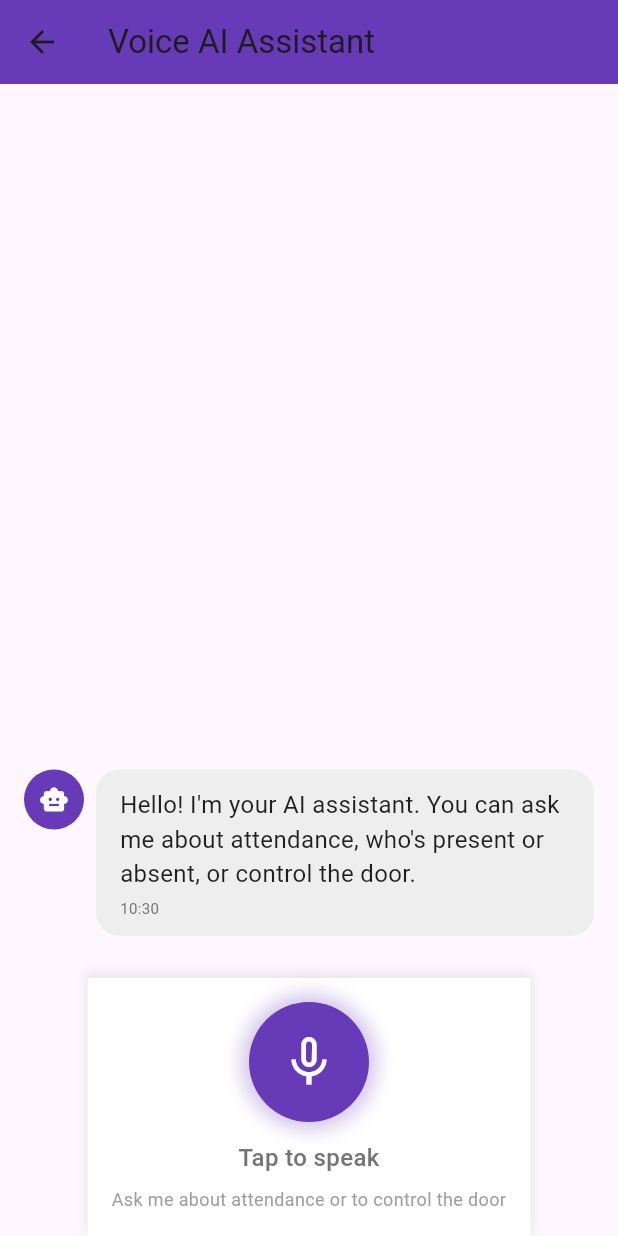
After one commit to Abdelwaheb-bhs/SmartRoom, a Flutter app: the screen it shows after launch, after a tap on "Voice Assistant", on a phone screen of 412 x 824 dp. The commit adds this screen. Run offline on Flutter 3.47's test engine with Material 3 defaults, Android fonts, the phone set to English and light mode, and no system bars; our stand-ins replace firebase_core, firebase_database, flutter_tts, speech_to_text; missing offline and left inert: onnxruntime; accounts and stored records are empty; network calls fail.

Commit message:
agent addition

```diff
--- a/lib/main.dart
+++ b/lib/main.dart
@@ -27,6 +27,7 @@ import 'dart:typed_data';
 import 'dart:math' as math;
 import 'package:flutter/material.dart';
 import 'package:flutter/services.dart';
+import 'package:homeassistant/voice_agent_screen.dart';
 import 'package:http/http.dart' as http;
 import 'package:firebase_core/firebase_core.dart';
 import 'package:firebase_database/firebase_database.dart';
@@ -499,6 +500,9 @@ class _HomeScreenState extends State<HomeScreen> {
   String _cameraUrl = '';
   bool _isCameraConnected = false;
   bool _isModelLoading = false;
+  final String _geminiApiKey = 'AIzaSyAAg-S8OofY0qvoS6TudUPN3u_m-VoK4fw';
+
+
   final TextEditingController _urlController = TextEditingController();
 
   @override
@@ -506,7 +510,61 @@ class _HomeScreenState extends State<HomeScreen> {
     super.initState();
     _initializeModels();
   }
+  Future<String> _callGeminiApi(String userQuery, String context) async {
+    if (_geminiApiKey.isEmpty || _geminiApiKey == 'YOUR_GEMINI_API_KEY_HERE') {
+      return 'Please add your Gemini API key in the code to use the AI assistant.';
+    }
 
+    print('Using Gemini API key: ${_geminiApiKey.substring(0, 10)}...');
+
+    final url = Uri.parse(
+      'https://generativelanguage.googleapis.com/v1beta/models/gemini-2.5-flash:generateContent?key=$_geminiApiKey'
+    );
+
+    final requestBody = {
+      'contents': [
+        {
+          'parts': [
+            {'text': 'Context:\n$context\n\nUser Question: $userQuery'}
+          ]
+        }
+      ],
+      'generationConfig': {
+        'temperature': 0.7,
+        'topK': 40,
+        'topP': 0.95,
+        'maxOutputTokens': 1024,
+      }
+    };
+
+    final response = await http.post(
+      url,
+      headers: {'Content-Type': 'application/json'},
+      body: jsonEncode(requestBody),
+    );
+
+    if (response.statusCode == 200) {
+      final data = jsonDecode(response.body);
+      final text = data['candidates'][0]['content']['parts'][0]['text'];
+      return text.toString().trim();
+    } else {
+      throw Exception('Gemini API error: ${response.statusCode} - ${response.body}');
+    }
+  }
+Future<void> _testGeminiApi() async {
+  print('Testing Gemini API...');
+  print('API Key length: ${_geminiApiKey.length}');
+  print('API Key starts with: ${_geminiApiKey.substring(0, 10)}');
+
+  try {
+    final response = await _callGeminiApi('Hello, test message', 'This is a test');
+    print('Response: $response');
+    _showMessage('Test successful: $response');
+  } catch (e) {
+    print('Test failed: $e');
+    _showMessage('Test failed: $e');
+  }
+}
   Future<void> _initializeModels() async {
     setState(() => _isModelLoading = true);
     try {
@@ -654,6 +712,26 @@ class _HomeScreenState extends State<HomeScreen> {
                     ),
                     enabled: true,
                   ),
+
+                  const SizedBox(height: 12),
+                  _buildActionButton(
+                  context,
+                  'Voice Assistant',
+                  Icons.mic,
+                  Colors.deepPurple,
+                  () => Navigator.push(
+                    context,
+                    MaterialPageRoute(
+                      builder: (context) => const VoiceAgentScreen(),
+                    ),
+                  ),
+                  enabled: true,
+                ),
+                const SizedBox(height: 12),
+                ElevatedButton(
+  onPressed: _testGeminiApi,
+  child: const Text('Test Gemini API'),
+),
                 ],
               ),
             ),
--- /dev/null
+++ b/lib/voice_agent_screen.dart
@@ -0,0 +1,560 @@
+import 'dart:convert';
+import 'package:flutter/material.dart';
+import 'package:firebase_database/firebase_database.dart';
+import 'package:http/http.dart' as http;
+import 'package:intl/intl.dart';
+import 'package:speech_to_text/speech_to_text.dart' as stt;
+import 'package:flutter_tts/flutter_tts.dart';
+
+class VoiceAgentScreen extends StatefulWidget {
+  const VoiceAgentScreen({Key? key}) : super(key: key);
+
+  @override
+  State<VoiceAgentScreen> createState() => _VoiceAgentScreenState();
+}
+
+class _VoiceAgentScreenState extends State<VoiceAgentScreen> {
+  final DatabaseReference _database = FirebaseDatabase.instance.ref();
+  final stt.SpeechToText _speech = stt.SpeechToText();
+  final FlutterTts _tts = FlutterTts();
+
+  bool _isListening = false;
+  bool _isProcessing = false;
+  String _transcribedText = '';
+  String _aiResponse = '';
+  List<ChatMessage> _chatHistory = [];
+
+  // Replace with your Gemini API key
+  final String _geminiApiKey = 'AIzaSyAAg-S8OofY0qvoS6TudUPN3u_m-VoK4fw';
+
+  @override
+  void initState() {
+    super.initState();
+    _initializeSpeech();
+    _initializeTts();
+    _addSystemMessage('Hello! I\'m your AI assistant. You can ask me about attendance, who\'s present or absent, or control the door.');
+  }
+
+  Future<void> _initializeSpeech() async {
+    bool available = await _speech.initialize(
+      onStatus: (status) {
+        if (status == 'done' || status == 'notListening') {
+          setState(() => _isListening = false);
+        }
+      },
+      onError: (error) {
+        print('Speech recognition error: $error');
+        setState(() => _isListening = false);
+        _showMessage('Speech recognition error: ${error.errorMsg}');
+      },
+    );
+
+    if (!available) {
+      _showMessage('Speech recognition not available on this device');
+    }
+  }
+
+  Future<void> _initializeTts() async {
+    await _tts.setLanguage('en-US');
+    await _tts.setSpeechRate(0.5);
+    await _tts.setVolume(1.0);
+    await _tts.setPitch(1.0);
+  }
+
+  void _addSystemMessage(String message) {
+    setState(() {
+      _chatHistory.add(ChatMessage(
+        text: message,
+        isUser: false,
+        timestamp: DateTime.now(),
+      ));
+    });
+  }
+
+  Future<void> _startListening() async {
+    if (!_isListening) {
+      bool available = await _speech.initialize();
+      if (available) {
+        setState(() {
+          _isListening = true;
+          _transcribedText = '';
+        });
+
+        _speech.listen(
+          onResult: (result) {
+            setState(() {
+              _transcribedText = result.recognizedWords;
+            });
+
+            if (result.finalResult) {
+              _stopListening();
+              _processVoiceCommand(_transcribedText);
+            }
+          },
+          listenFor: const Duration(seconds: 30),
+          pauseFor: const Duration(seconds: 3),
+          cancelOnError: true,
+          partialResults: true,
+        );
+      } else {
+        _showMessage('Speech recognition not available');
+      }
+    }
+  }
+
+  void _stopListening() {
+    _speech.stop();
+    setState(() => _isListening = false);
+  }
+
+  Future<void> _processVoiceCommand(String text) async {
+    if (text.isEmpty) return;
+
+    setState(() {
+      _isProcessing = true;
+      _chatHistory.add(ChatMessage(
+        text: text,
+        isUser: true,
+        timestamp: DateTime.now(),
+      ));
+    });
+
+    try {
+      // Get attendance and employee data
+      final attendanceData = await _getAttendanceData();
+      final employeeData = await _getEmployeeData();
+
+      // Build context for Gemini
+      final context = _buildContext(attendanceData, employeeData);
+
+      // Call Gemini API
+      final response = await _callGeminiApi(text, context);
+
+      setState(() {
+        _aiResponse = response;
+        _chatHistory.add(ChatMessage(
+          text: response,
+          isUser: false,
+          timestamp: DateTime.now(),
+        ));
+      });
+
+      // Speak the response
+      await _tts.speak(response);
+
+      // Check if door command was given
+      await _handleDoorCommand(text, response);
+
+    } catch (e) {
+      print('Error processing command: $e');
+      final errorMsg = 'Sorry, I encountered an error: ${e.toString()}';
+      setState(() {
+        _chatHistory.add(ChatMessage(
+          text: errorMsg,
+          isUser: false,
+          timestamp: DateTime.now(),
+        ));
+      });
+      await _tts.speak(errorMsg);
+    } finally {
+      setState(() => _isProcessing = false);
+    }
+  }
+
+  Future<Map<String, dynamic>> _getAttendanceData() async {
+    try {
+      final snapshot = await _database.child('attendance').get();
+
+      if (!snapshot.exists) {
+        return {'records': [], 'todayCount': 0};
+      }
+
+      final data = snapshot.value as Map<dynamic, dynamic>;
+      final today = DateFormat('yyyy-MM-dd').format(DateTime.now());
+
+      List<Map<String, dynamic>> allRecords = [];
+      Set<String> todayEmployees = {};
+
+      data.forEach((key, value) {
+        if (value is Map) {
+          final record = Map<String, dynamic>.from(value);
+          allRecords.add(record);
+
+          if (record['date'] == today) {
+            todayEmployees.add(record['employeeId'].toString());
+          }
+        }
+      });
+
+      // Sort by timestamp
+      allRecords.sort((a, b) {
+        final aTime = a['timestamp']?.toString() ?? '';
+        final bTime = b['timestamp']?.toString() ?? '';
+        return bTime.compareTo(aTime);
+      });
+
+      return {
+        'records': allRecords,
+        'todayCount': todayEmployees.length,
+        'todayEmployees': todayEmployees.toList(),
+      };
+    } catch (e) {
+      print('Error getting attendance data: $e');
+      return {'records': [], 'todayCount': 0};
+    }
+  }
+
+  Future<Map<String, dynamic>> _getEmployeeData() async {
+    try {
+      final snapshot = await _database.child('employees').get();
+
+      if (!snapshot.exists) {
+        return {'employees': [], 'totalCount': 0};
+      }
+
+      final data = snapshot.value as Map<dynamic, dynamic>;
+      List<Map<String, dynamic>> employees = [];
+
+      data.forEach((key, value) {
+        if (value is Map) {
+          employees.add(Map<String, dynamic>.from(value));
+        }
+      });
+
+      return {
+        'employees': employees,
+        'totalCount': employees.length,
+      };
+    } catch (e) {
+      print('Error getting employee data: $e');
+      return {'employees': [], 'totalCount': 0};
+    }
+  }
+
+  String _buildContext(Map<String, dynamic> attendanceData, Map<String, dynamic> employeeData) {
+    final today = DateFormat('yyyy-MM-dd').format(DateTime.now());
+    final todayEmployees = attendanceData['todayEmployees'] as List? ?? [];
+    final allEmployees = employeeData['employees'] as List<Map<String, dynamic>>? ?? [];
+
+    // Find who's present and absent today
+    List<String> presentToday = [];
+    List<String> absentToday = [];
+
+    for (var employee in allEmployees) {
+      final id = employee['id'].toString();
+      final name = employee['name'].toString();
+
+      if (todayEmployees.contains(id)) {
+        presentToday.add(name);
+      } else {
+        absentToday.add(name);
+      }
+    }
+
+    // Recent attendance records
+    final recentRecords = (attendanceData['records'] as List<Map<String, dynamic>>? ?? [])
+        .take(10)
+        .map((r) => '${r['employeeName']} at ${r['time']} on ${r['date']}')
+        .join(', ');
+
+    return '''
+Current Date: $today
+Total Registered Employees: ${employeeData['totalCount']}
+Total Present Today: ${todayEmployees.length}
+Total Absent Today: ${absentToday.length}
+
+Present Today: ${presentToday.isEmpty ? 'None' : presentToday.join(', ')}
+Absent Today: ${absentToday.isEmpty ? 'None' : absentToday.join(', ')}
+
+Recent Attendance Records: ${recentRecords.isEmpty ? 'None' : recentRecords}
+
+You are an AI assistant for an attendance management system. You can:
+1. Answer questions about who is present or absent
+2. Provide attendance statistics
+3. Control the door (open/close)
+
+When the user asks to open or close the door, confirm the action in your response by saying "Opening the door" or "Closing the door".
+Be concise and friendly in your responses.
+''';
+  }
+
+  Future<String> _callGeminiApi(String userQuery, String context) async {
+    if (_geminiApiKey.isEmpty || _geminiApiKey == 'YOUR_GEMINI_API_KEY_HERE') {
+      return 'Please add your Gemini API key in the code to use the AI assistant.';
+    }
+
+    print('Using Gemini API key: ${_geminiApiKey.substring(0, 10)}...');
+
+    final url = Uri.parse(
+      'https://generativelanguage.googleapis.com/v1beta/models/gemini-2.5-flash:generateContent?key=$_geminiApiKey'
+    );
+
+    final requestBody = {
+      'contents': [
+        {
+          'parts': [
+            {'text': 'Context:\n$context\n\nUser Question: $userQuery'}
+          ]
+        }
+      ],
+      'generationConfig': {
+        'temperature': 0.7,
+        'topK': 40,
+        'topP': 0.95,
+        'maxOutputTokens': 1024,
+      }
+    };
+
+    final response = await http.post(
+      url,
+      headers: {'Content-Type': 'application/json'},
+      body: jsonEncode(requestBody),
+    );
+
+    if (response.statusCode == 200) {
+      final data = jsonDecode(response.body);
+      final text = data['candidates'][0]['content']['parts'][0]['text'];
+      return text.toString().trim();
+    } else {
+      throw Exception('Gemini API error: ${response.statusCode} - ${response.body}');
+    }
+  }
+
+  Future<void> _handleDoorCommand(String userQuery, String aiResponse) async {
+    final lowerQuery = userQuery.toLowerCase();
+    final lowerResponse = aiResponse.toLowerCase();
+
+    // Check if user wants to open/close door
+    if (lowerQuery.contains('open') && lowerQuery.contains('door') ||
+        lowerResponse.contains('opening the door')) {
+      await _database.child('door/command').set('open');
+      print('Door opened via voice command');
+    } else if (lowerQuery.contains('close') && lowerQuery.contains('door') ||
+               lowerResponse.contains('closing the door')) {
+      await _database.child('door/command').set('close');
+      print('Door closed via voice command');
+    }
+  }
+
+  void _showMessage(String message) {
+    ScaffoldMessenger.of(context).showSnackBar(
+      SnackBar(content: Text(message)),
+    );
+  }
+
+  @override
+  Widget build(BuildContext context) {
+    return Scaffold(
+      appBar: AppBar(
+        title: const Text('Voice AI Assistant'),
+        backgroundColor: Colors.deepPurple,
+      ),
+      body: Column(
+        children: [
+          // Chat History
+          Expanded(
+            child: ListView.builder(
+              padding: const EdgeInsets.all(16),
+              reverse: true,
+              itemCount: _chatHistory.reversed.length,
+              itemBuilder: (context, index) {
+                final message = _chatHistory.reversed.toList()[index];
+                return ChatBubble(message: message);
+              },
+            ),
+          ),
+
+          // Transcription Display
+          if (_isListening || _transcribedText.isNotEmpty)
+            Container(
+              padding: const EdgeInsets.all(16),
+              color: Colors.blue[50],
+              child: Row(
+                children: [
+                  if (_isListening)
+                    const SizedBox(
+                      width: 20,
+                      height: 20,
+                      child: CircularProgressIndicator(strokeWidth: 2),
+                    ),
+                  const SizedBox(width: 12),
+                  Expanded(
+                    child: Text(
+                      _isListening
+                          ? (_transcribedText.isEmpty ? 'Listening...' : _transcribedText)
+                          : _transcribedText,
+                      style: const TextStyle(fontSize: 16),
+                    ),
+                  ),
+                ],
+              ),
+            ),
+
+          // Control Panel
+          Container(
+            padding: const EdgeInsets.all(16),
+            decoration: BoxDecoration(
+              color: Colors.white,
+              boxShadow: [
+                BoxShadow(
+                  color: Colors.grey.withOpacity(0.2),
+                  spreadRadius: 2,
+                  blurRadius: 5,
+                  offset: const Offset(0, -3),
+                ),
+              ],
+            ),
+            child: Column(
+              children: [
+                // Status
+                if (_isProcessing)
+                  const Padding(
+                    padding: EdgeInsets.only(bottom: 16),
+                    child: Row(
+                      mainAxisAlignment: MainAxisAlignment.center,
+                      children: [
+                        SizedBox(
+                          width: 20,
+                          height: 20,
+                          child: CircularProgressIndicator(strokeWidth: 2),
+                        ),
+                        SizedBox(width: 12),
+                        Text('Processing...', style: TextStyle(fontSize: 16)),
+                      ],
+                    ),
+                  ),
+
+                // Voice Button
+                GestureDetector(
+                  onTap: _isProcessing ? null : (_isListening ? _stopListening : _startListening),
+                  child: Container(
+                    width: 80,
+                    height: 80,
+                    decoration: BoxDecoration(
+                      shape: BoxShape.circle,
+                      color: _isListening ? Colors.red : Colors.deepPurple,
+                      boxShadow: [
+                        BoxShadow(
+                          color: (_isListening ? Colors.red : Colors.deepPurple).withOpacity(0.3),
+                          spreadRadius: _isListening ? 10 : 5,
+                          blurRadius: _isListening ? 15 : 10,
+                        ),
+                      ],
+                    ),
+                    child: Icon(
+                      _isListening ? Icons.mic : Icons.mic_none,
+                      size: 40,
+                      color: Colors.white,
+                    ),
+                  ),
+                ),
+                const SizedBox(height: 12),
+                Text(
+                  _isListening ? 'Tap to stop' : 'Tap to speak',
+                  style: TextStyle(
+                    fontSize: 16,
+                    color: Colors.grey[600],
+                    fontWeight: FontWeight.w500,
+                  ),
+                ),
+                const SizedBox(height: 8),
+                Text(
+                  'Ask me about attendance or to control the door',
+                  style: TextStyle(
+                    fontSize: 12,
+                    color: Colors.grey[500],
+                  ),
+                  textAlign: TextAlign.center,
+                ),
+              ],
+            ),
+          ),
+        ],
+      ),
+    );
+  }
+
+  @override
+  void dispose() {
+    _speech.cancel();
+    _tts.stop();
+    super.dispose();
+  }
+}
+
+class ChatMessage {
+  final String text;
+  final bool isUser;
+  final DateTime timestamp;
+
+  ChatMessage({
+    required this.text,
+    required this.isUser,
+    required this.timestamp,
+  });
+}
+
+class ChatBubble extends StatelessWidget {
+  final ChatMessage message;
+
+  const ChatBubble({Key? key, required this.message}) : super(key: key);
+
+  @override
+  Widget build(BuildContext context) {
+    return Padding(
+      padding: const EdgeInsets.only(bottom: 12),
+      child: Row(
+        mainAxisAlignment:
+            message.isUser ? MainAxisAlignment.end : MainAxisAlignment.start,
+        crossAxisAlignment: CrossAxisAlignment.start,
+        children: [
+          if (!message.isUser)
+            Container(
+              margin: const EdgeInsets.only(right: 8),
+              child: const CircleAvatar(
+                backgroundColor: Colors.deepPurple,
+                child: Icon(Icons.smart_toy, color: Colors.white, size: 20),
+              ),
+            ),
+          Flexible(
+            child: Container(
+              padding: const EdgeInsets.symmetric(horizontal: 16, vertical: 12),
+              decoration: BoxDecoration(
+                color: message.isUser ? Colors.deepPurple : Colors.grey[200],
+                borderRadius: BorderRadius.circular(16),
+              ),
+              child: Column(
+                crossAxisAlignment: CrossAxisAlignment.start,
+                children: [
+                  Text(
+                    message.text,
+                    style: TextStyle(
+                      fontSize: 16,
+                      color: message.isUser ? Colors.white : Colors.black87,
+                    ),
+                  ),
+                  const SizedBox(height: 4),
+                  Text(
+                    DateFormat('HH:mm').format(message.timestamp),
+                    style: TextStyle(
+                      fontSize: 10,
+                      color: message.isUser ? Colors.white70 : Colors.grey[600],
+                    ),
+                  ),
+                ],
+              ),
+            ),
+          ),
+          if (message.isUser)
+            Container(
+              margin: const EdgeInsets.only(left: 8),
+              child: const CircleAvatar(
+                backgroundColor: Colors.blue,
+                child: Icon(Icons.person, color: Colors.white, size: 20),
+              ),
+            ),
+        ],
+      ),
+    );
+  }
+}
--- a/pubspec.yaml
+++ b/pubspec.yaml
@@ -36,6 +36,8 @@ dependencies:
   image: ^4.6.0
   onnxruntime: ^1.4.1
   intl: ^0.18.1
+  speech_to_text: ^7.3.0
+  flutter_tts: ^4.2.3
   # The following adds the Cupertino Icons font to your application.
   # Use with the CupertinoIcons class for iOS style icons.
   cupertino_icons: ^1.0.8
```
Also changed, not shown: pubspec.lock, 4 other files.
